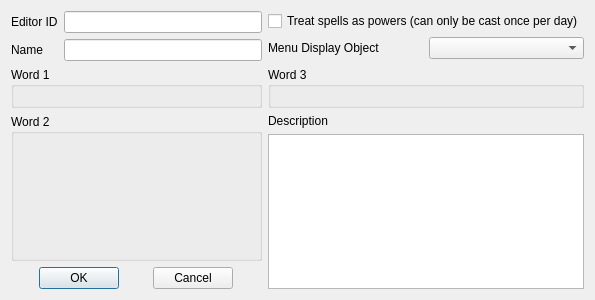
Qt form native/src/DovahKit/ui/form_windows/shout.ui (DavidJCobb/DovahKit) before a commit.
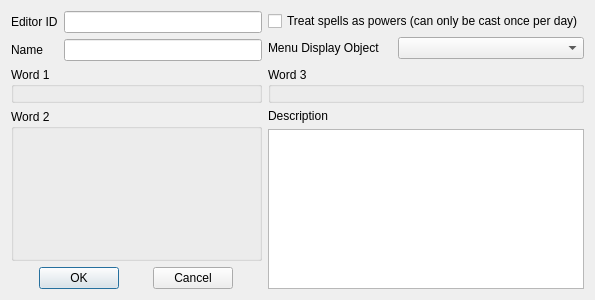
The same form after that commit. Custom widgets are drawn as their Qt base class.

What changed in the file:
```diff
--- a/native/src/DovahKit/ui/form_windows/shout.ui
+++ b/native/src/DovahKit/ui/form_windows/shout.ui
@@ -20,6 +20,9 @@
       <string>Word 3</string>
      </property>
      <layout class="QGridLayout" name="gridLayout_6">
+      <property name="topMargin">
+       <number>4</number>
+      </property>
       <item row="0" column="0">
        <widget class="FormShoutWordEditor" name="word2" native="true"/>
       </item>
@@ -60,6 +63,12 @@
     <layout class="QGridLayout" name="gridLayout_2">
      <item row="1" column="0">
       <widget class="QLabel" name="label_2">
+       <property name="sizePolicy">
+        <sizepolicy hsizetype="Preferred" vsizetype="Preferred">
+         <horstretch>2</horstretch>
+         <verstretch>0</verstretch>
+        </sizepolicy>
+       </property>
        <property name="text">
         <string>Menu Display Object</string>
        </property>
@@ -69,7 +78,17 @@
       </widget>
      </item>
      <item row="1" column="1">
-      <widget class="FormsOfTypeCombobox" name="menuDisplayObject"/>
+      <widget class="FormsOfTypeCombobox" name="menuDisplayObject">
+       <property name="sizePolicy">
+        <sizepolicy hsizetype="Preferred" vsizetype="Fixed">
+         <horstretch>3</horstretch>
+         <verstretch>0</verstretch>
+        </sizepolicy>
+       </property>
+       <property name="whatsThis">
+        <string>&lt;html&gt;&lt;head/&gt;&lt;body&gt;&lt;p&gt;When you browse through your shouts in the Magic Menu, each one will show a 3D model as a preview. This model is pulled from a Static form, and here, you can choose which Static to use.&lt;/p&gt;&lt;/body&gt;&lt;/html&gt;</string>
+       </property>
+      </widget>
      </item>
      <item row="0" column="0" colspan="2">
       <widget class="QCheckBox" name="treatAsPower">
@@ -86,6 +105,9 @@
       <string>Word 1</string>
      </property>
      <layout class="QGridLayout" name="gridLayout_5">
+      <property name="topMargin">
+       <number>4</number>
+      </property>
       <item row="0" column="0">
        <widget class="FormShoutWordEditor" name="word0" native="true"/>
       </item>
@@ -98,6 +120,9 @@
       <string>Word 2</string>
      </property>
      <layout class="QGridLayout" name="gridLayout_7">
+      <property name="topMargin">
+       <number>4</number>
+      </property>
       <item row="0" column="0">
        <widget class="FormShoutWordEditor" name="word1" native="true"/>
       </item>
```
